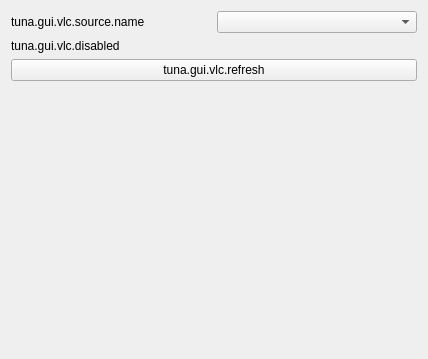
This is src/gui/widgets/vlc.ui in univrsal/tuna as Qt 5 draws it before an edit. The edited form follows.
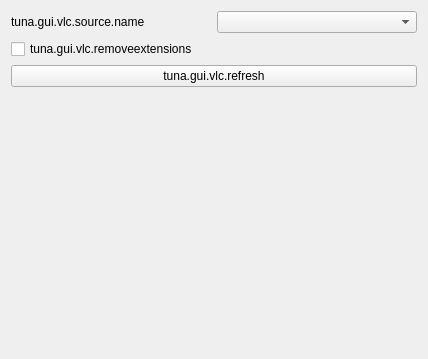
This is the edited form.

```diff
--- a/src/gui/widgets/vlc.ui
+++ b/src/gui/widgets/vlc.ui
@@ -29,12 +29,9 @@
     </layout>
    </item>
    <item>
-    <widget class="QLabel" name="lbl_vlc_disabled">
+    <widget class="QCheckBox" name="cb_rmextensions">
      <property name="text">
-      <string>tuna.gui.vlc.disabled</string>
-     </property>
-     <property name="wordWrap">
-      <bool>true</bool>
+      <string>tuna.gui.vlc.removeextensions</string>
      </property>
     </widget>
    </item>
```
